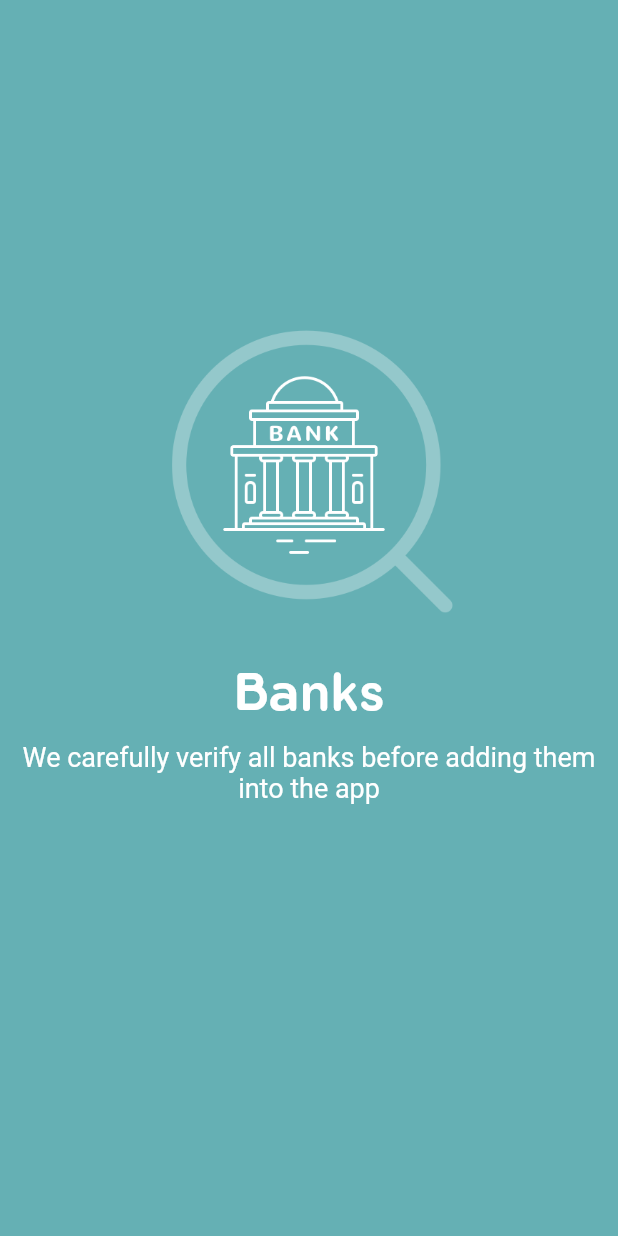
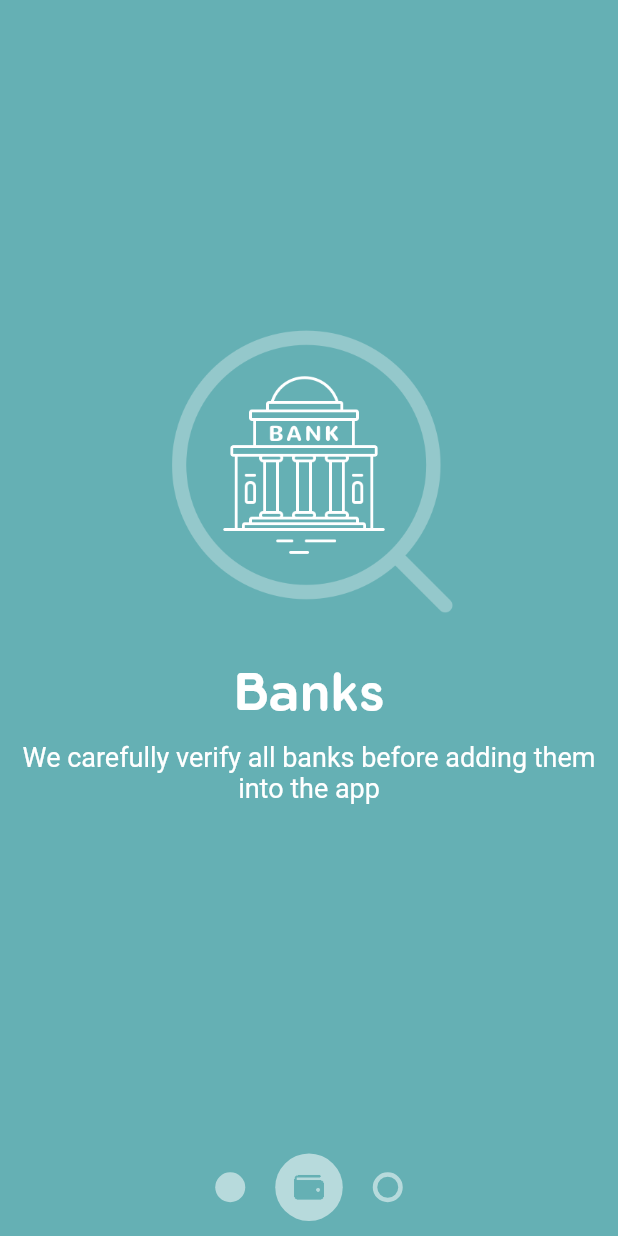
Before and after one commit to tomialagbe/flutter_ui_challenge_material_page_reveal, a Flutter app: the screen it shows after launch, on a phone screen of 412 x 824 dp. Run offline on Flutter 3.47's test engine with Material 2 defaults, Android fonts, the phone set to English and light mode, and no system bars; statements that could not run were skipped.

Commit message:
Implemented static display of page indicator

```diff
--- a/lib/main.dart
+++ b/lib/main.dart
@@ -1,5 +1,6 @@
 import 'package:flutter/material.dart';
 import 'package:material_page_reveal_published/page_reveal.dart';
+import 'package:material_page_reveal_published/pager_indicator.dart';
 import 'package:material_page_reveal_published/pages.dart';
 
 void main() => runApp(new MyApp());
@@ -41,6 +42,14 @@ class _MyHomePageState extends State<MyHomePage> {
               percentVisible: 1.0,
             ),
           ),
+          new PagerIndicator(
+            viewModel: new PagerIndicatorViewModel(
+              pages,
+              1,
+              SlideDirection.none,
+              0.0,
+            ),
+          ),
         ],
       ),
     );
--- /dev/null
+++ b/lib/pager_indicator.dart
@@ -0,0 +1,141 @@
+import 'dart:ui';
+
+import 'package:flutter/material.dart';
+import 'package:material_page_reveal_published/pages.dart';
+
+class PagerIndicator extends StatelessWidget {
+
+  final PagerIndicatorViewModel viewModel;
+
+  PagerIndicator({
+    this.viewModel,
+  });
+
+  @override
+  Widget build(BuildContext context) {
+    List<PageBubble> bubbles = [];
+    for (var i = 0; i < viewModel.pages.length; ++i) {
+      final page = viewModel.pages[i];
+      bubbles.add(
+        new PageBubble(
+          viewModel: new PageBubbleViewModel(
+            page.iconAssetPath,
+            page.color,
+            i > viewModel.activeIndex,
+            i == viewModel.activeIndex ? 1.0 : 0.0,
+          ),
+        ),
+      );
+    }
+
+    return new Column(
+      children: [
+        new Expanded(child: new Container()),
+        new Row(
+          mainAxisAlignment: MainAxisAlignment.center,
+          children: bubbles,
+//          children: [
+//            new PageBubble(
+//              viewModel: new PageBubbleViewModel(
+//                'assets/shopping_cart.png',
+//                Colors.green,
+//                false,
+//                0.0,
+//              ),
+//            ),
+//            new PageBubble(
+//              viewModel: new PageBubbleViewModel(
+//                'assets/shopping_cart.png',
+//                Colors.green,
+//                false,
+//                1.0,
+//              ),
+//            ),
+//            new PageBubble(
+//              viewModel: new PageBubbleViewModel(
+//                'assets/shopping_cart.png',
+//                Colors.green,
+//                true,
+//                0.0,
+//              ),
+//            ),
+//          ],
+        ),
+      ],
+    );
+  }
+}
+
+enum SlideDirection {
+  leftToRight,
+  rightToLeft,
+  none,
+}
+
+class PagerIndicatorViewModel {
+  final List<PageViewModel> pages;
+  final int activeIndex;
+  final SlideDirection slideDirection;
+  final double slidePercent;
+
+  PagerIndicatorViewModel(
+    this.pages,
+    this.activeIndex,
+    this.slideDirection,
+    this.slidePercent,
+  );
+}
+
+class PageBubble extends StatelessWidget {
+
+  final PageBubbleViewModel viewModel;
+
+  PageBubble({
+    this.viewModel,
+  });
+
+  @override
+  Widget build(BuildContext context) {
+    return new Padding(
+      padding: const EdgeInsets.all(10.0),
+      child: new Container (
+        width: lerpDouble(20.0, 45.0, viewModel.activePercent),
+        height: lerpDouble(20.0, 45.0, viewModel.activePercent),
+        decoration: new BoxDecoration(
+          shape: BoxShape.circle,
+          color: viewModel.isHollow
+              ? Colors.transparent
+              : const Color(0x88FFFFFF),
+          border: new Border.all(
+            color: viewModel.isHollow
+                ? const Color(0x88FFFFFF)
+                : Colors.transparent,
+            width: 3.0,
+          ),
+        ),
+        child: new Opacity(
+          opacity: viewModel.activePercent,
+          child: new Image.asset(
+            viewModel.iconAssetPath,
+            color: viewModel.color,
+          ),
+        ),
+      ),
+    );
+  }
+}
+
+
+class PageBubbleViewModel {
+  final String iconAssetPath;
+  final Color color;
+  final bool isHollow;
+  final double activePercent;
+
+  PageBubbleViewModel(
+    this.iconAssetPath,
+    this.color,
+    this.isHollow,
+    this.activePercent,
+  );
+}
--- a/lib/pages.dart
+++ b/lib/pages.dart
@@ -95,13 +95,13 @@ class PageViewModel {
   final String heroAssetPath;
   final String title;
   final String body;
-  final String iconAssetIcon;
+  final String iconAssetPath;
 
   PageViewModel(
     this.color,
     this.heroAssetPath,
     this.title,
     this.body,
-    this.iconAssetIcon,
+    this.iconAssetPath,
   );
 }
```
